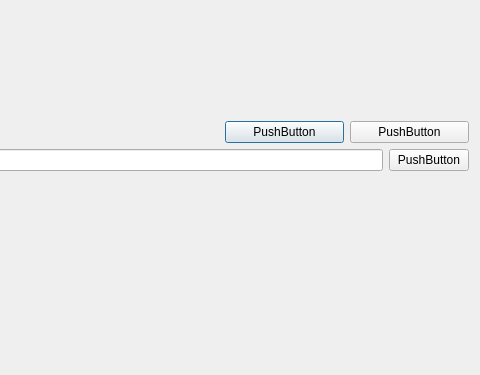
Old version of the form KeyboardDialog.ui in the repository wruwami/TPCAM-M30; both pictures show x 142 to 622 and y 83 to 458 of the 622 by 458 pixel window.
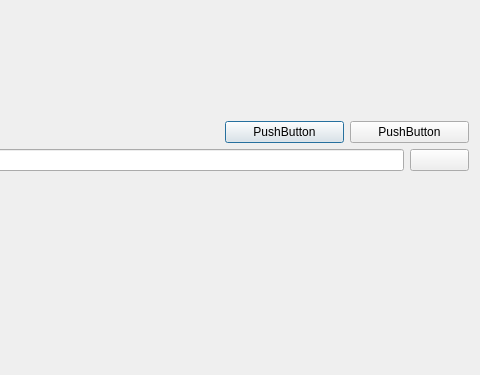
New version of the form. Custom widgets are drawn as their Qt base class.

Diff of the .ui file:
```diff
--- a/KeyboardDialog.ui
+++ b/KeyboardDialog.ui
@@ -55,7 +55,7 @@
        <item>
         <widget class="CustomPushButton" name="deleteAllPushButton">
          <property name="text">
-          <string>PushButton</string>
+          <string/>
          </property>
         </widget>
        </item>
```
